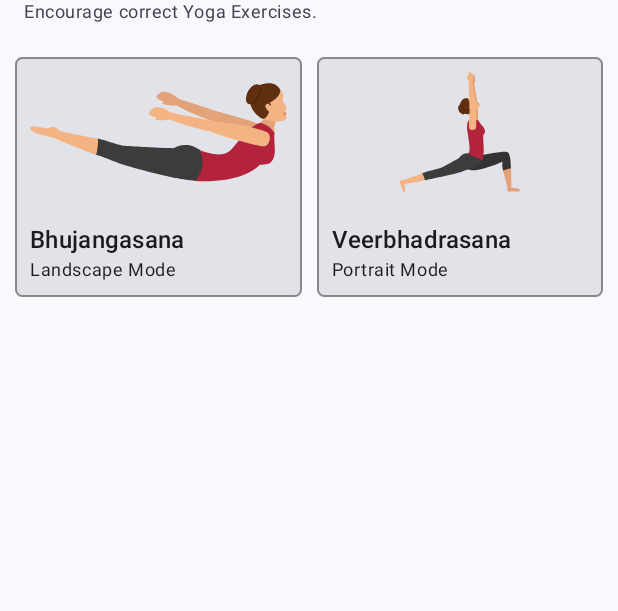
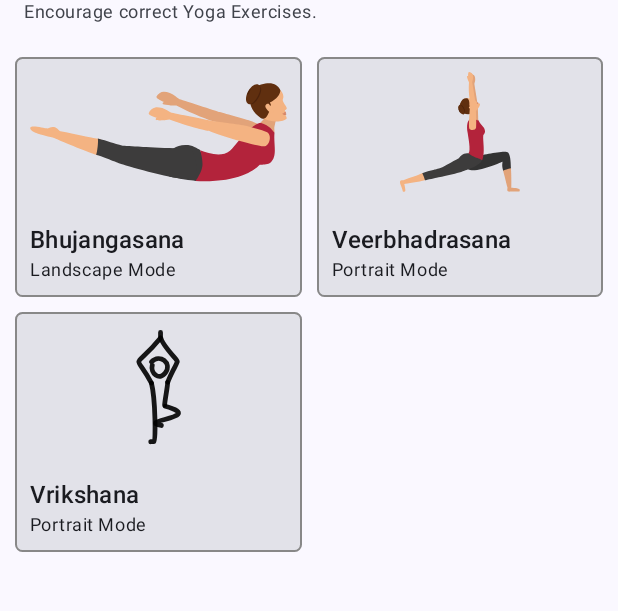
Before and after one commit to devjayantmalik/YogSudhaarAndroid, an Android app built with Jetpack Compose: the screen it shows after launch (MainActivity), on a phone screen of 412 x 824 dp, the part 54-665 px from its top. Run offline under Robolectric (Android 15) with nearby library versions, the phone set to English and light mode, and no system bars.

Commit message:
added aasana splitter for vrikshana

```diff
--- a/app/src/main/java/com/developbharat/yogsudhaar/common/CameraOptions.kt
+++ b/app/src/main/java/com/developbharat/yogsudhaar/common/CameraOptions.kt
@@ -5,7 +5,7 @@ import com.google.mediapipe.tasks.core.BaseOptions
 
 object CameraOptions {
     val frameAnalysisOptions = ImageAnalysis.Builder()
-        .setOutputImageFormat(ImageAnalysis.OUTPUT_IMAGE_FORMAT_YUV_420_888)
+        .setOutputImageFormat(ImageAnalysis.OUTPUT_IMAGE_FORMAT_RGBA_8888)
         .setBackpressureStrategy(ImageAnalysis.STRATEGY_KEEP_ONLY_LATEST)
         .build()
 
--- /dev/null
+++ b/app/src/main/java/com/developbharat/yogsudhaar/domain/splitters/IRepetitionSplitter.kt
@@ -0,0 +1,5 @@
+package com.developbharat.yogsudhaar.domain.splitters
+
+interface IRepetitionSplitter {
+    fun split(frames: List<List<Double>>): Pair<Int, Int>?
+}
--- a/app/src/main/java/com/developbharat/yogsudhaar/ui/screens/check/CheckScreen.kt
+++ b/app/src/main/java/com/developbharat/yogsudhaar/ui/screens/check/CheckScreen.kt
@@ -36,7 +36,7 @@ import kotlinx.coroutines.asExecutor
 fun CheckScreen(navController: NavController, viewModel: CheckViewModel = viewModel()) {
     val uiState = viewModel.uiState.value
     val context = LocalContext.current;
-    var isFrontCameraSelected by remember { mutableStateOf(true) }
+    var isFrontCameraSelected by remember { mutableStateOf(false) }
 
     // set screen orientation
     if (uiState.selectedAsana.cameraMode == CameraMode.Portrait) {
@@ -58,14 +58,14 @@ fun CheckScreen(navController: NavController, viewModel: CheckViewModel = viewMo
     // TODO: ask for camera permission if not granted, if declined show error instead of camera ui
     LaunchedEffect(Unit) {
         CameraOptions.frameAnalysisOptions.setAnalyzer(Dispatchers.Default.asExecutor()) { frame ->
-            viewModel.detectPose(detector, frame, isFrontCameraSelected)
+            viewModel.detectPose(detector, frame, isFrontCameraSelected, context)
         }
     }
 
     Scaffold(topBar = {
         SmallTopBar(
             title = uiState.selectedAsana.name,
-            subtitle = "${uiState.selectedAsana.cameraMode.name} Mode",
+            subtitle = uiState.status ?: "${uiState.selectedAsana.cameraMode.name} Mode",
             actions = {
                 IconButton(onClick = { isFrontCameraSelected = !isFrontCameraSelected }) {
                     Icon(
--- a/app/src/main/java/com/developbharat/yogsudhaar/ui/screens/check/CheckScreenState.kt
+++ b/app/src/main/java/com/developbharat/yogsudhaar/ui/screens/check/CheckScreenState.kt
@@ -4,4 +4,6 @@ import com.developbharat.yogsudhaar.domain.models.Asana
 
 data class CheckScreenState(
     val selectedAsana: Asana,
+    val isPoseCorrect: Boolean = true,
+    val status: String? = null
 )
--- a/app/src/main/java/com/developbharat/yogsudhaar/ui/screens/home/HomeScreen.kt
+++ b/app/src/main/java/com/developbharat/yogsudhaar/ui/screens/home/HomeScreen.kt
@@ -47,6 +47,11 @@ fun HomeScreen(navController: NavController) {
             name = "Veerbhadrasana",
             resourceId = R.drawable.icon_veerbhadrasana,
             cameraMode = CameraMode.Portrait
+        ),
+        Asana(
+            name = "Vrikshana",
+            resourceId = R.drawable.icon_vrikshana,
+            cameraMode = CameraMode.Portrait
         )
     )
 
@@ -69,7 +74,8 @@ fun HomeScreen(navController: NavController) {
                         navController.navigate(Screens.CheckScreen(asana = item))
                     }, border = BorderStroke(1.dp, Color.Gray), shape = RoundedCornerShape(5.dp)) {
                         Image(
-                            painter = painterResource(item.resourceId), contentDescription = "${item.name} asana",
+                            painter = painterResource(item.resourceId),
+                            contentDescription = "${item.name} asana",
                             modifier = Modifier
                                 .height(100.dp)
                                 .fillMaxWidth()
@@ -79,7 +85,10 @@ fun HomeScreen(navController: NavController) {
                         )
                         Column(modifier = Modifier.padding(10.dp)) {
                             Text(item.name, style = MaterialTheme.typography.titleMedium)
-                            Text("${item.cameraMode.name} Mode", style = MaterialTheme.typography.bodySmall)
+                            Text(
+                                "${item.cameraMode.name} Mode",
+                                style = MaterialTheme.typography.bodySmall
+                            )
                         }
                     }
                 }
--- /dev/null
+++ b/app/src/main/res/drawable/icon_vrikshana.xml
@@ -0,0 +1,54 @@
+<vector xmlns:android="http://schemas.android.com/apk/res/android"
+    android:width="800dp"
+    android:height="800dp"
+    android:viewportWidth="400"
+    android:viewportHeight="400">
+  <path
+      android:pathData="M174.84,116.29C202.75,87.94 244.3,119.99 221.59,152.36C200.9,181.85 170.66,152.42 177.52,127.5"
+      android:strokeAlpha="0.9"
+      android:strokeLineJoin="round"
+      android:strokeWidth="16"
+      android:fillColor="#00000000"
+      android:strokeColor="#000000"
+      android:strokeLineCap="round"/>
+  <path
+      android:pathData="M205.12,36.32C112,150.5 116.5,78.5 174.86,186.96"
+      android:strokeAlpha="0.9"
+      android:strokeLineJoin="round"
+      android:strokeWidth="16"
+      android:fillColor="#00000000"
+      android:strokeColor="#000000"
+      android:strokeLineCap="round"/>
+  <path
+      android:pathData="M205.12,18V32.68C208.21,59.65 262.57,111.02 261.34,114.2C252.77,136.52 238.98,157 229.35,184.08"
+      android:strokeAlpha="0.9"
+      android:strokeLineJoin="round"
+      android:strokeWidth="16"
+      android:fillColor="#00000000"
+      android:strokeColor="#000000"
+      android:strokeLineCap="round"/>
+  <path
+      android:pathData="M218.68,261.19C218.68,247.37 230.09,192.18 228.63,184.65"
+      android:strokeAlpha="0.9"
+      android:strokeLineJoin="round"
+      android:strokeWidth="16"
+      android:fillColor="#00000000"
+      android:strokeColor="#000000"
+      android:strokeLineCap="round"/>
+  <path
+      android:pathData="M174.86,186.96C189.4,245.71 187.89,380.56 184.91,381.23C178.47,382.67 179.03,381.78 172.42,382.43"
+      android:strokeAlpha="0.9"
+      android:strokeLineJoin="round"
+      android:strokeWidth="16"
+      android:fillColor="#00000000"
+      android:strokeColor="#000000"
+      android:strokeLineCap="round"/>
+  <path
+      android:pathData="M220.92,264.02C358.39,302.14 122.57,311.52 207.79,328.22"
+      android:strokeAlpha="0.9"
+      android:strokeLineJoin="round"
+      android:strokeWidth="16"
+      android:fillColor="#00000000"
+      android:strokeColor="#000000"
+      android:strokeLineCap="round"/>
+</vector>
--- a/gradle/libs.versions.toml
+++ b/gradle/libs.versions.toml
@@ -16,6 +16,7 @@ ksp = "2.0.0-1.0.22"
 cameraX = "1.4.0"
 materialIconsExtended = "1.7.5"
 mediapipeTasksVision = "latest.release"
+retrofit = "2.11.0"
 
 [libraries]
 androidx-core-ktx = { group = "androidx.core", name = "core-ktx", version.ref = "coreKtx" }
@@ -44,6 +45,8 @@ androidx-camera-view = { group = "androidx.camera", name = "camera-view", versio
 androidx-camera-extensions = { group = "androidx.camera", name = "camera-extensions", version.ref = "cameraX" }
 androidx-material-icons-extended = { module = "androidx.compose.material:material-icons-extended", version.ref = "materialIconsExtended" }
 mediapipe-tasks-vision = { module = "com.google.mediapipe:tasks-vision", version.ref = "mediapipeTasksVision" }
+retrofit = { module = "com.squareup.retrofit2:retrofit", version.ref = "retrofit" }
+retrofit-gson = { module = "com.squareup.retrofit2:converter-gson", version.ref = "retrofit" }
 
 [plugins]
 android-application = { id = "com.android.application", version.ref = "agp" }
```
Also changed, not shown: app/build.gradle.kts (+11 -0 lines), app/src/main/java/com/developbharat/yogsudhaar/domain/api/IRemoteSource.kt (added, +13 -0 lines), app/src/main/java/com/developbharat/yogsudhaar/domain/api/dto/IsPoseCorrectInput.kt (added, +11 -0 lines), app/src/main/java/com/developbharat/yogsudhaar/domain/api/dto/IsPoseCorrectResult.kt (added, +8 -0 lines), app/src/main/java/com/developbharat/yogsudhaar/domain/splitters/Vrksasana.kt (added, +158 -0 lines), app/src/main/java/com/developbharat/yogsudhaar/ui/screens/check/CheckViewModel.kt (+83 -9 lines), app/src/main/res/drawable/sample.jpg (deleted).
